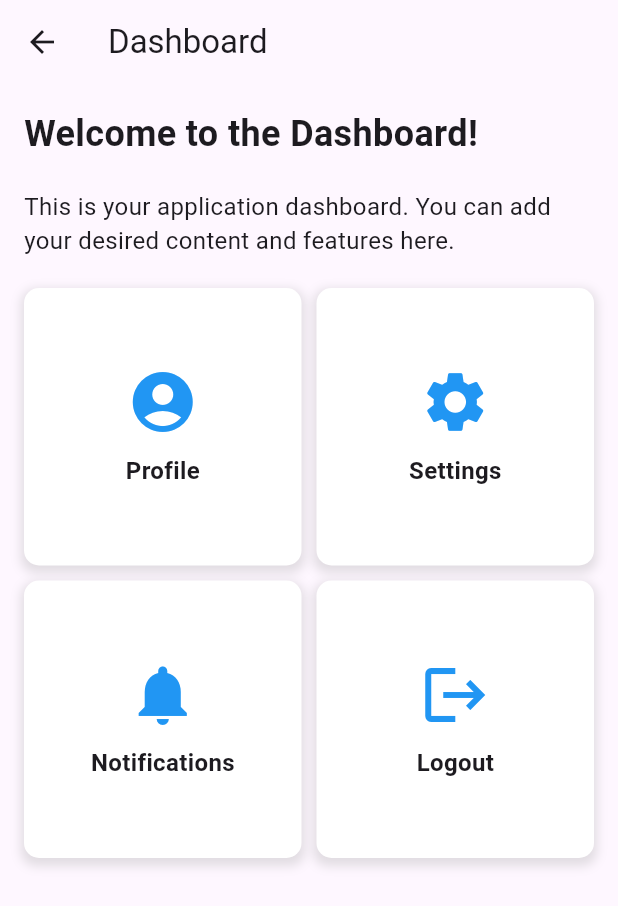
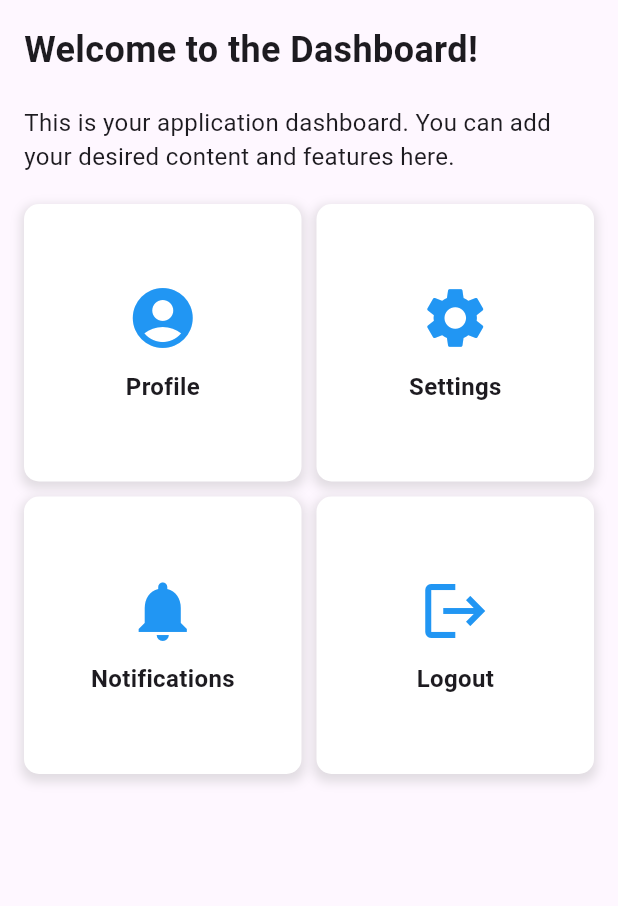
Before and after one commit to joemar25/PCIC-Mobile-App, a Flutter app: the DashboardPage screen opened by its route, on a phone screen of 412 x 824 dp. Shown: the top 906 px of the screen. Run offline on Flutter 3.47's test engine with Material 3 defaults, Android fonts, the phone set to English and light mode, and no system bars.

Commit message:
Remove app bar from DashboardPage and VerifyLoginPage

```diff
--- a/lib/screens/dashboard/_dashboard.dart
+++ b/lib/screens/dashboard/_dashboard.dart
@@ -6,9 +6,6 @@ class DashboardPage extends StatelessWidget {
   @override
   Widget build(BuildContext context) {
     return Scaffold(
-      appBar: AppBar(
-        title: const Text('Dashboard'),
-      ),
       body: Padding(
         padding: const EdgeInsets.all(16.0),
         child: Column(
--- a/lib/screens/user-control/_verify_login.dart
+++ b/lib/screens/user-control/_verify_login.dart
@@ -19,7 +19,6 @@ class VerifyLoginPage extends StatelessWidget {
     }
 
     return Scaffold(
-      appBar: AppBar(title: const Text("Verify Login")),
       body: Center(
         child: Column(
           mainAxisAlignment: MainAxisAlignment.center,
--- a/lib/screens/user-control/_verify_signup.dart
+++ b/lib/screens/user-control/_verify_signup.dart
@@ -19,7 +19,6 @@ class VerifySignupPage extends StatelessWidget {
     }
 
     return Scaffold(
-      appBar: AppBar(title: const Text("Verify Signup")),
       body: Center(
         child: Column(
           mainAxisAlignment: MainAxisAlignment.center,
```
